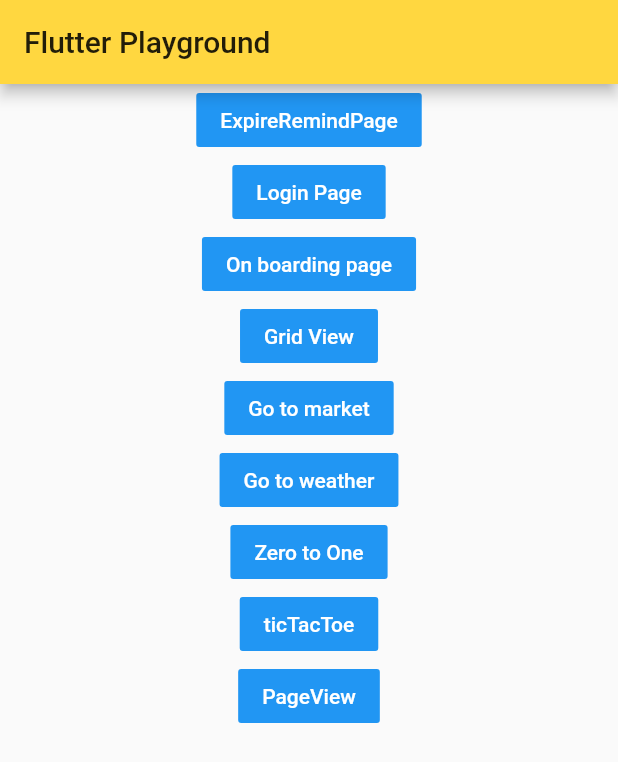
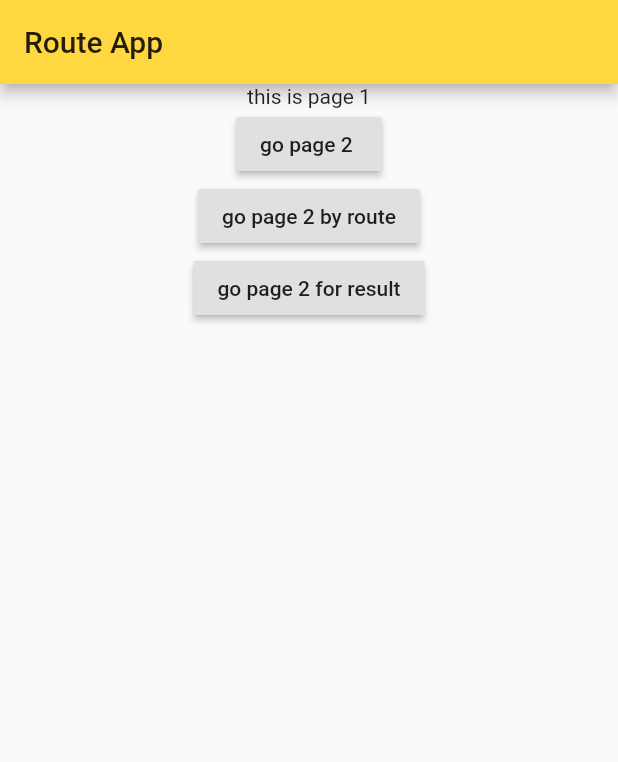
Before and after one commit to JyunTimLu/flutter-playground, a Flutter app: the screen it shows after launch, on a phone screen of 412 x 824 dp. Shown: the top 762 px of the screen. Run offline on Flutter 3.47's test engine with Material 2 defaults, Android fonts, the light colour scheme and no system bars; our stand-ins replace equatable, flutter_bloc, flutter_screenutil, shared_preferences; missing offline and left inert: gradient_text.

Commit message:
add routes code

```diff
--- /dev/null
+++ b/lib/0to1/routes/main.dart
@@ -0,0 +1,22 @@
+import 'package:flutter/material.dart';
+import 'package:flutter_app/0to1/routes/page1.dart';
+
+class RoutesApp extends StatelessWidget {
+  const RoutesApp({Key key}) : super(key: key);
+
+  @override
+  Widget build(BuildContext context) {
+    return MaterialApp(
+      theme: ThemeData(
+        accentColor: Colors.amberAccent,
+        primaryColor: Colors.amberAccent,
+        primaryColorDark: Colors.amber,
+      ),
+      home: Scaffold(
+          appBar: AppBar(
+            title: Text('Route App'),
+          ),
+          body: HomePage1()),
+    );
+  }
+}
--- /dev/null
+++ b/lib/0to1/routes/page1.dart
@@ -0,0 +1,51 @@
+import 'package:flutter/material.dart';
+import 'package:flutter_app/0to1/routes/page2.dart';
+
+class HomePage1 extends StatelessWidget {
+  const HomePage1({Key key}) : super(key: key);
+
+  @override
+  Widget build(BuildContext context) {
+    return Center(
+      child: Column(
+        children: <Widget>[
+          Text('this is page 1'),
+          Container(
+            child: RaisedButton(
+                child: Text('go page 2 '),
+                onPressed: () {
+                  Navigator.push(context, MaterialPageRoute(
+                    builder: (context) {
+                      return Page2();
+                    },
+                  ));
+                  print('');
+                }),
+          ),
+          Container(
+            child: RaisedButton(
+                child: Text('go page 2 by route'),
+                onPressed: () async {
+                  final result =
+                      await Navigator.push(context, MaterialPageRoute(
+                    builder: (context) {
+                      return Page2();
+                    },
+                  ));
+                  if (result != null) {
+                      print('$result');
+                  }
+                }),
+          ),
+          Container(
+            child: RaisedButton(
+                child: Text('go page 2 for result'),
+                onPressed: () {
+                  print('');
+                }),
+          ),
+        ],
+      ),
+    );
+  }
+}
--- a/lib/main.dart
+++ b/lib/main.dart
@@ -19,12 +19,14 @@ import 'package:flutter_bloc/flutter_bloc.dart';
 import 'package:http/http.dart' as http;
 import 'package:provider/provider.dart';
 
+import '0to1/routes/main.dart';
+
 final controller = StreamController<bool>.broadcast();
 
 void main() {
   BlocSupervisor.delegate = SimpleBlocDelegate();
 
-  runApp(MyApp());
+  runApp(RoutesApp());
 }
 
 class MyApp extends StatelessWidget {
```
Also changed, not shown: lib/0to1/routes/page2.dart (added, +48 -0 lines), 3 other files.
